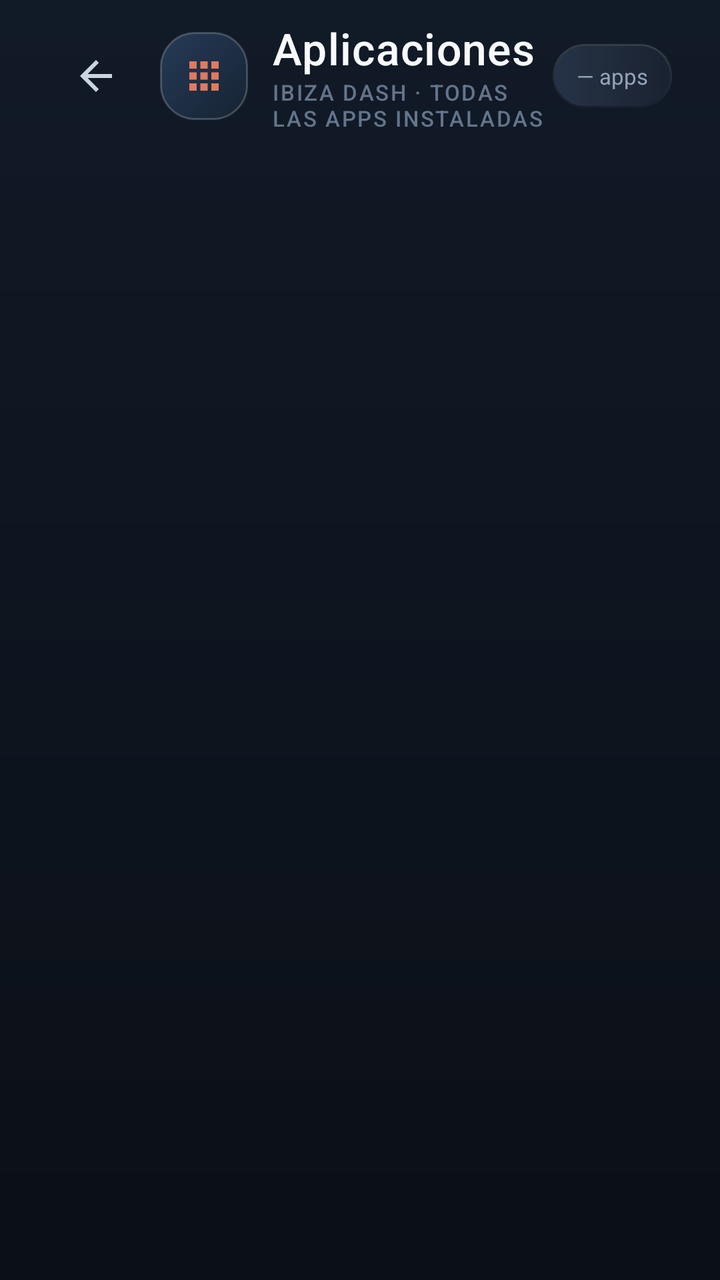
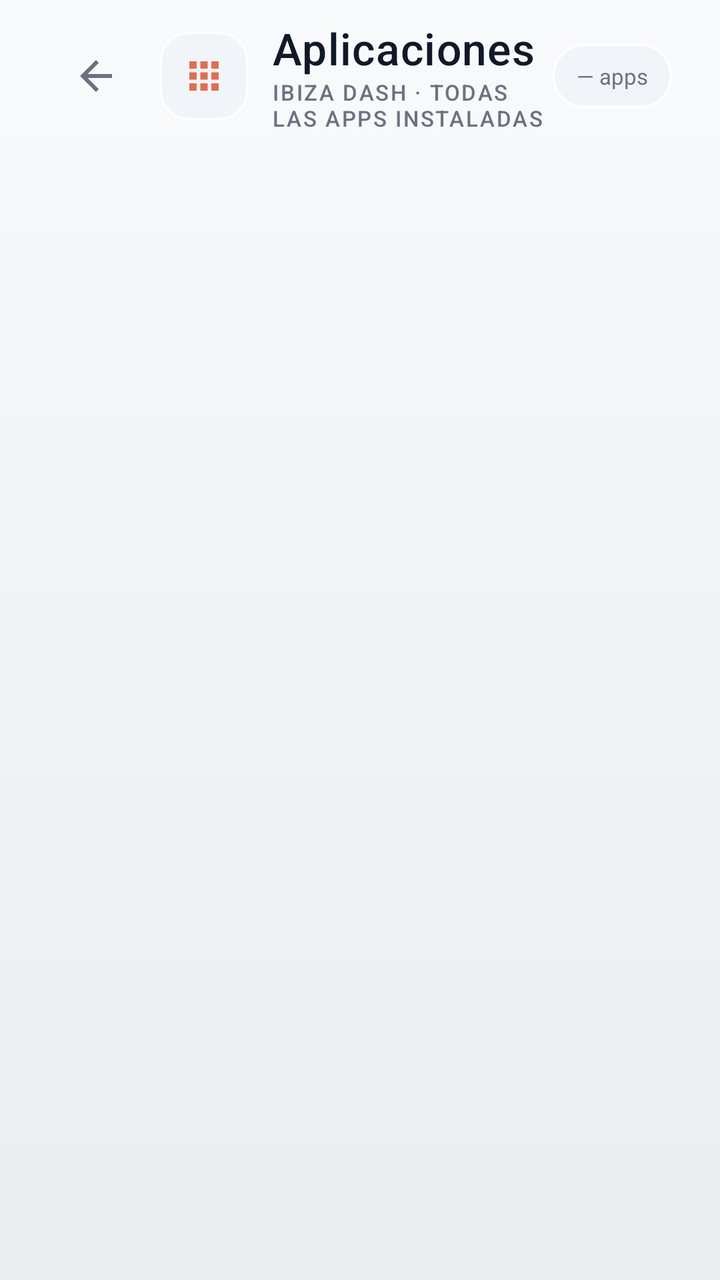

Before-and-after screenshots of an Android layout around one commit, followed by the original layout XML and the change that was made.
<!-- AndroidManifest.xml: application theme Theme.IbizaDash -->
<!-- res/layout/activity_apps.xml -->
<?xml version="1.0" encoding="utf-8"?>
<LinearLayout xmlns:android="http://schemas.android.com/apk/res/android"
    android:layout_width="match_parent"
    android:layout_height="match_parent"
    android:background="@drawable/bg_screen_gradient"
    android:orientation="vertical">

    <LinearLayout
        android:layout_width="match_parent"
        android:layout_height="76dp"
        android:gravity="center_vertical"
        android:orientation="horizontal"
        android:paddingStart="24dp"
        android:paddingEnd="24dp">

        <ImageButton
            android:id="@+id/btnBack"
            android:layout_width="48dp"
            android:layout_height="48dp"
            android:background="?attr/selectableItemBackgroundBorderless"
            android:contentDescription="Atrás"
            android:padding="10dp"
            android:src="@drawable/ic_back"
            android:tint="@color/text_secondary" />

        <FrameLayout
            android:layout_width="44dp"
            android:layout_height="44dp"
            android:layout_marginStart="8dp"
            android:background="@drawable/bg_hero_badge">

            <ImageView
                android:layout_width="22dp"
                android:layout_height="22dp"
                android:layout_gravity="center"
                android:contentDescription="Aplicaciones"
                android:src="@drawable/ic_apps"
                android:tint="@color/accent_sky" />
        </FrameLayout>

        <LinearLayout
            android:layout_width="0dp"
            android:layout_height="wrap_content"
            android:layout_marginStart="12dp"
            android:layout_weight="1"
            android:orientation="vertical">

            <TextView
                android:layout_width="wrap_content"
                android:layout_height="wrap_content"
                android:fontFamily="sans-serif-medium"
                android:letterSpacing="0.02"
                android:text="Aplicaciones"
                android:textColor="@color/text_primary"
                android:textSize="22sp" />

            <TextView
                style="@style/Label"
                android:layout_width="wrap_content"
                android:layout_height="wrap_content"
                android:text="IBIZA DASH · TODAS LAS APPS INSTALADAS" />
        </LinearLayout>

        <TextView
            android:id="@+id/appsCount"
            android:layout_width="wrap_content"
            android:layout_height="32dp"
            android:background="@drawable/bg_chip_glass"
            android:fontFeatureSettings="tnum"
            android:gravity="center"
            android:paddingStart="12dp"
            android:paddingEnd="12dp"
            android:text="— apps"
            android:textColor="@color/text_muted"
            android:textSize="11sp" />
    </LinearLayout>

    <GridView
        android:id="@+id/grid"
        android:layout_width="match_parent"
        android:layout_height="match_parent"
        android:columnWidth="142dp"
        android:horizontalSpacing="14dp"
        android:numColumns="6"
        android:paddingStart="24dp"
        android:paddingTop="4dp"
        android:paddingEnd="24dp"
        android:paddingBottom="24dp"
        android:stretchMode="columnWidth"
        android:verticalSpacing="14dp" />
</LinearLayout>
<!-- resources referenced by this layout -->
<resources>
  <color name="accent_sky">#E07A5F</color>
  <color name="text_muted">#94A3B8</color>
  <color name="text_primary">#F8FAFC</color>
  <color name="text_secondary">#CBD5E1</color>
  <!-- drawable bg_chip_glass (drawable) -->
  <?xml version="1.0" encoding="utf-8"?>
  <layer-list xmlns:android="http://schemas.android.com/apk/res/android">
      <item>
          <shape>
              <gradient
                  android:angle="270"
                  android:endColor="#05FFFFFF"
                  android:startColor="#26FFFFFF" />
              <corners android:radius="18dp" />
          </shape>
      </item>
      <item
          android:bottom="1dp"
          android:left="1dp"
          android:right="1dp"
          android:top="1dp">
          <shape>
              <gradient
                  android:angle="0"
                  android:endColor="#1A2230"
                  android:startColor="#263347" />
              <corners android:radius="17dp" />
          </shape>
      </item>
  </layer-list>
  <!-- drawable bg_hero_badge (drawable) -->
  <?xml version="1.0" encoding="utf-8"?>
  <shape xmlns:android="http://schemas.android.com/apk/res/android">
      <gradient
          android:angle="315"
          android:endColor="#162333"
          android:startColor="#263B57" />
      <corners android:radius="17dp" />
      <stroke
          android:width="1dp"
          android:color="#33FFFFFF" />
  </shape>
  <!-- drawable bg_screen_gradient (drawable) -->
  <?xml version="1.0" encoding="utf-8"?>
  <shape xmlns:android="http://schemas.android.com/apk/res/android">
      <gradient
          android:angle="270"
          android:endColor="#0B0F17"
          android:startColor="#111A27" />
  </shape>
  <!-- drawable ic_apps (drawable) -->
  <?xml version="1.0" encoding="utf-8"?>
  <vector xmlns:android="http://schemas.android.com/apk/res/android"
      android:width="24dp"
      android:height="24dp"
      android:viewportWidth="24"
      android:viewportHeight="24">
      <path
          android:fillColor="#FFFFFFFF"
          android:pathData="M4,4H8V8H4V4M10,4H14V8H10V4M16,4H20V8H16V4M4,10H8V14H4V10M10,10H14V14H10V10M16,10H20V14H16V10M4,16H8V20H4V16M10,16H14V20H10V16M16,16H20V20H16V16Z" />
  </vector>
  <!-- drawable ic_back (drawable) -->
  <?xml version="1.0" encoding="utf-8"?>
  <vector xmlns:android="http://schemas.android.com/apk/res/android"
      android:width="24dp"
      android:height="24dp"
      android:viewportWidth="24"
      android:viewportHeight="24">
      <path
          android:fillColor="#FFFFFFFF"
          android:pathData="M20,11H7.83l5.59-5.59L12,4l-8,8 8,8 1.41-1.41L7.83,13H20v-2z" />
  </vector>
  <style name="Label">
          <item name="android:textColor">@color/text_faint</item>
          <item name="android:textSize">@dimen/label_size</item>
          <item name="android:letterSpacing">0.08</item>
          <item name="android:textAllCaps">true</item>
          <item name="android:fontFamily">sans-serif-medium</item>
      </style>
  <style name="Theme.IbizaDash" parent="Theme.AppCompat.NoActionBar">
          <item name="android:windowBackground">@color/obsidian_900</item>
          <item name="android:windowFullscreen">true</item>
          <item name="android:windowContentOverlay">@null</item>
          <item name="android:statusBarColor">@android:color/transparent</item>
          <item name="android:navigationBarColor">@android:color/transparent</item>
          <item name="android:windowLightStatusBar">false</item>
          <item name="colorPrimary">@color/accent_sky</item>
          <item name="colorPrimaryDark">@color/obsidian_900</item>
          <item name="colorAccent">@color/accent_sky</item>
          <item name="android:textColorPrimary">@color/text_primary</item>
          <item name="android:textColorSecondary">@color/text_muted</item>
      </style>
  <color name="text_faint">#64748B</color>
  <dimen name="label_size">11sp</dimen>
  <color name="obsidian_900">#0B0E14</color>
</resources>

<!-- the commit's change to res/layout/activity_apps.xml (unified diff, before → after) -->
@@ -2,7 +2,7 @@
 <LinearLayout xmlns:android="http://schemas.android.com/apk/res/android"
     android:layout_width="match_parent"
     android:layout_height="match_parent"
-    android:background="@drawable/bg_screen_gradient"
+    android:background="@drawable/bg_screen"
     android:orientation="vertical">
 
     <LinearLayout
@@ -35,7 +35,7 @@
                 android:layout_gravity="center"
                 android:contentDescription="Aplicaciones"
                 android:src="@drawable/ic_apps"
-                android:tint="@color/accent_sky" />
+                android:tint="@color/accent_primary" />
         </FrameLayout>
 
         <LinearLayout
<!-- resource entries referenced after the edit -->
@@ -1,54 +1,31 @@
 <!-- resources referenced by this layout -->
 <resources>
+  <color name="accent_primary">#E06D53</color>
   <color name="accent_sky">#E07A5F</color>
-  <color name="text_muted">#94A3B8</color>
-  <color name="text_primary">#F8FAFC</color>
-  <color name="text_secondary">#CBD5E1</color>
+  <color name="text_muted">#6B7280</color>
+  <color name="text_primary">#111827</color>
+  <color name="text_secondary">#6B7280</color>
   <!-- drawable bg_chip_glass (drawable) -->
   <?xml version="1.0" encoding="utf-8"?>
-  <layer-list xmlns:android="http://schemas.android.com/apk/res/android">
-      <item>
-          <shape>
-              <gradient
-                  android:angle="270"
-                  android:endColor="#05FFFFFF"
-                  android:startColor="#26FFFFFF" />
-              <corners android:radius="18dp" />
-          </shape>
-      </item>
-      <item
-          android:bottom="1dp"
-          android:left="1dp"
-          android:right="1dp"
-          android:top="1dp">
-          <shape>
-              <gradient
-                  android:angle="0"
-                  android:endColor="#1A2230"
-                  android:startColor="#263347" />
-              <corners android:radius="17dp" />
-          </shape>
-      </item>
-  </layer-list>
+  <shape xmlns:android="http://schemas.android.com/apk/res/android">
+      <solid android:color="@color/bg_pill" />
+      <corners android:radius="18dp" />
+      <stroke android:width="1dp" android:color="@color/stroke_card" />
+  </shape>
   <!-- drawable bg_hero_badge (drawable) -->
   <?xml version="1.0" encoding="utf-8"?>
   <shape xmlns:android="http://schemas.android.com/apk/res/android">
-      <gradient
-          android:angle="315"
-          android:endColor="#162333"
-          android:startColor="#263B57" />
-      <corners android:radius="17dp" />
-      <stroke
-          android:width="1dp"
-          android:color="#33FFFFFF" />
+      <solid android:color="@color/bg_pill" />
+      <corners android:radius="14dp" />
+      <stroke android:width="1dp" android:color="@color/stroke_card" />
   </shape>
-  <!-- drawable bg_screen_gradient (drawable) -->
+  <!-- drawable bg_screen (drawable) -->
   <?xml version="1.0" encoding="utf-8"?>
-  <shape xmlns:android="http://schemas.android.com/apk/res/android">
+  <shape xmlns:android="http://schemas.android.com/apk/res/android" android:shape="rectangle">
       <gradient
           android:angle="270"
-          android:endColor="#0B0F17"
-          android:startColor="#111A27" />
+          android:startColor="#F8FAFC"
+          android:endColor="#EAECEF" />
   </shape>
   <!-- drawable ic_apps (drawable) -->
   <?xml version="1.0" encoding="utf-8"?>
@@ -80,7 +57,7 @@
           <item name="android:fontFamily">sans-serif-medium</item>
       </style>
   <style name="Theme.IbizaDash" parent="Theme.AppCompat.NoActionBar">
-          <item name="android:windowBackground">@color/obsidian_900</item>
+          <item name="android:windowBackground">@color/bg_screen</item>
           <item name="android:windowFullscreen">true</item>
           <item name="android:windowContentOverlay">@null</item>
           <item name="android:statusBarColor">@android:color/transparent</item>
@@ -92,8 +69,11 @@
           <item name="android:textColorPrimary">@color/text_primary</item>
           <item name="android:textColorSecondary">@color/text_muted</item>
       </style>
-  <color name="text_faint">#64748B</color>
+  <color name="bg_pill">#F1F5F9</color>
+  <color name="stroke_card">#FFFFFF</color>
+  <color name="text_faint">#6B7280</color>
   <dimen name="label_size">11sp</dimen>
+  <color name="bg_screen">#F8FAFC</color>
   <color name="obsidian_900">#0B0E14</color>
 </resources>
 
